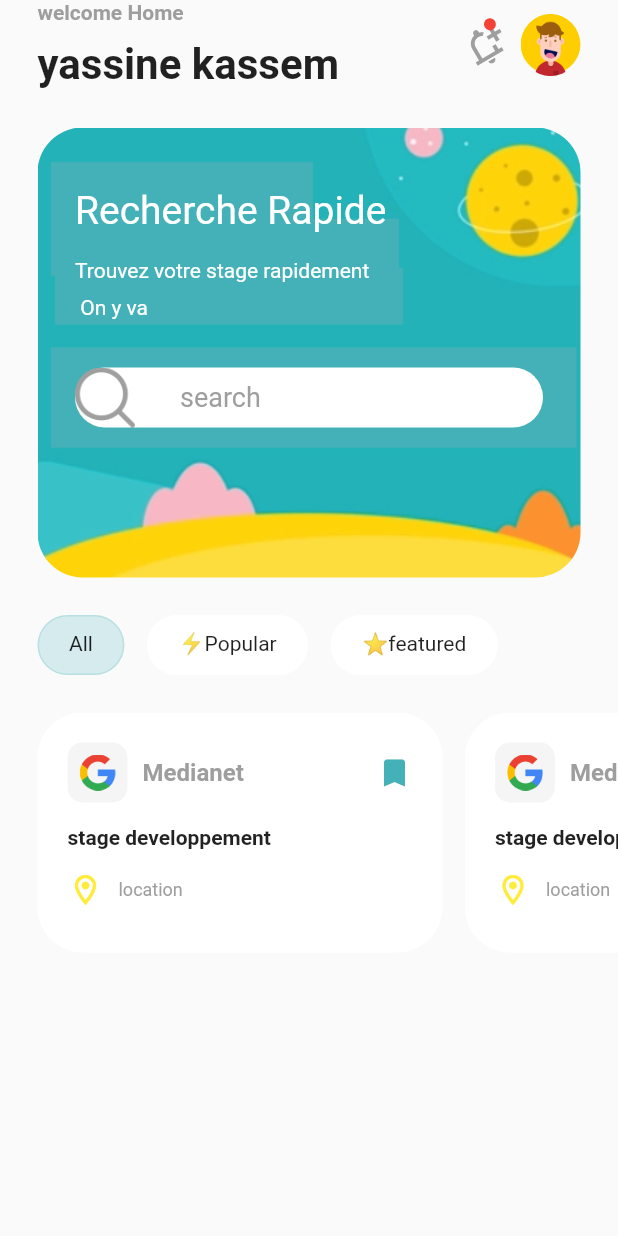
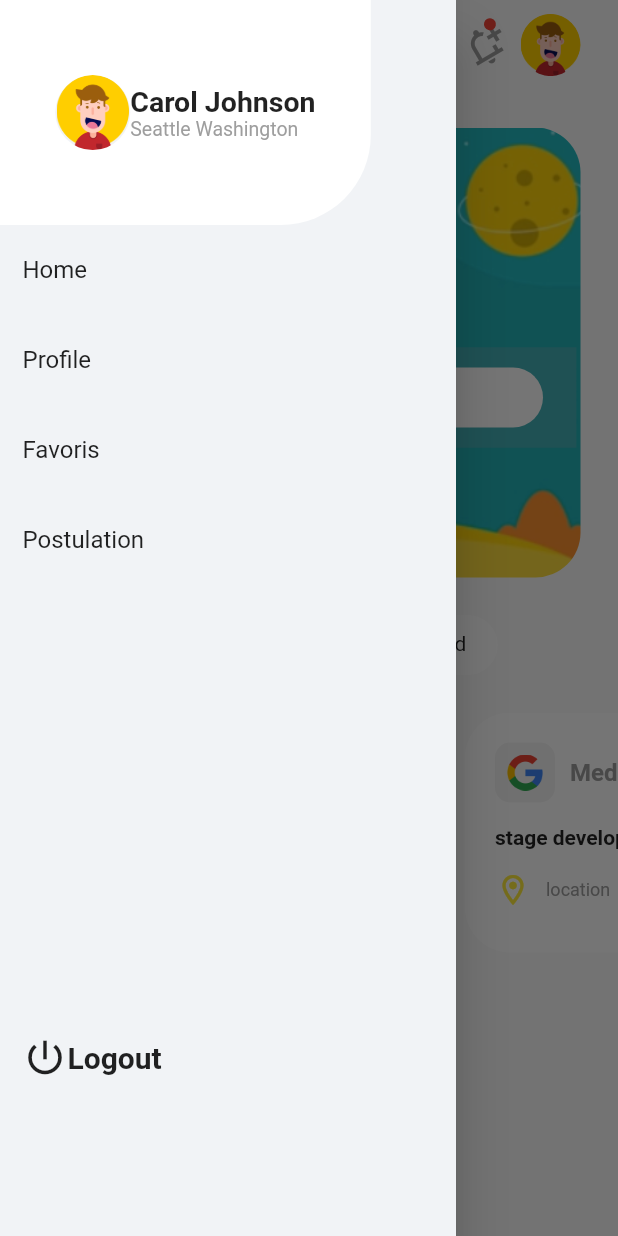
Before and after one commit to YassineKassem/PFEtest, a Flutter app: the AccueilEtd screen opened by its route, with the side drawer open (before the commit the screen has no drawer), on a phone screen of 412 x 824 dp. Run offline on Flutter 3.47's test engine with Material 2 defaults, Android fonts, the phone set to English and light mode, and no system bars; our stand-ins replace animated_theme_switcher, concentric_transition, flutter_screenutil, flutter_svg, line_awesome_flutter, lottie; missing offline and left inert: animator.

Commit message:
welcome update

```diff
--- a/client/lib/AccueilEtd.dart
+++ b/client/lib/AccueilEtd.dart
@@ -3,12 +3,16 @@ import 'package:pfe/welcome_etudiant/home_app_bar.dart';
 import 'package:pfe/welcome_etudiant/search_card.dart';
 import 'package:pfe/welcome_etudiant/stage_list.dart';
 import 'package:pfe/welcome_etudiant/tag_list.dart';
+import 'welcome_etudiant/sidebar/menu2.dart';
 
 class AccueilEtd extends StatelessWidget {
   @override
   Widget build(BuildContext context) {
     return Scaffold(
-      body: Stack(
+      resizeToAvoidBottomInset: false,
+      drawer: const NavigationDrower(),
+      body: SingleChildScrollView(
+        child: Stack(
           children: [
             Column(
               crossAxisAlignment: CrossAxisAlignment.start,
@@ -19,8 +23,8 @@ class AccueilEtd extends StatelessWidget {
                 JobList(),
                 ],
             ),
-
           ],
+        ),
       ),
     );
   }
--- a/client/lib/main.dart
+++ b/client/lib/main.dart
@@ -23,9 +23,9 @@ class MyApp extends StatelessWidget {
               ColorScheme.fromSwatch().copyWith(secondary: Color(0xFFFED408))),
       initialRoute: '/',
       routes: {
-        // When navigating to the "/" route, build the FirstScreen widget.
+
         '/': (context) => ColorLoader3(),
-        // When navigating to the "/second" route, build the SecondScreen widget.
+       // '/': (context) => AccueilEtd(),
         '/login/societe': (context) => MyLogin(),
         '/login/etudiant': (context) => MyLogin(),
         '/register/etudiant': (context) => MyRegister(),
--- a/client/lib/signin.dart
+++ b/client/lib/signin.dart
@@ -21,7 +21,7 @@ class _MyLoginState extends State<MyLogin> {
   Future save(String user) async {
     if (user == "etudiant") {
       final res = await http.post(
-          Uri.parse("http://192.168.1.11:5000/etudiant/login"),
+          Uri.parse("http://192.168.1.3:5000/etudiant/login"),
           headers: <String, String>{
             'Content-Type': 'application/json; charset=UTF-8',
           },
--- /dev/null
+++ b/client/lib/welcome_etudiant/Profile/ProfileScreen.dart
@@ -0,0 +1,12 @@
+import 'package:animated_theme_switcher/animated_theme_switcher.dart';
+import 'package:flutter/material.dart';
+import 'package:flutter_screenutil/flutter_screenutil.dart';
+import 'package:line_awesome_flutter/line_awesome_flutter.dart';
+
+
+class ProfileScreen extends StatelessWidget {
+  @override
+  Widget build(BuildContext context) {
+    return Scaffold(body: Text('profile'),);
+}
+}
--- a/client/lib/welcome_etudiant/home_app_bar.dart
+++ b/client/lib/welcome_etudiant/home_app_bar.dart
@@ -1,6 +1,6 @@
 import 'package:flutter/cupertino.dart';
 import 'package:flutter/material.dart';
-
+import 'package:flutter_svg/flutter_svg.dart';
 class HomeAppBar extends StatelessWidget {
   @override
   Widget build(BuildContext context) {
@@ -14,21 +14,18 @@ class HomeAppBar extends StatelessWidget {
         mainAxisAlignment: MainAxisAlignment.spaceBetween,
         children: [
               Column(
-            crossAxisAlignment: CrossAxisAlignment.start,
                   children: [
-              Text('welcome Home',
-              style: TextStyle(
-                color: Colors.grey ,
-                 fontWeight: FontWeight.bold,
+                    GestureDetector(
+                      onTap: (){Scaffold.of(context).openDrawer();},
+                      child: Container(
+                        alignment: Alignment.center,
+                        height: 42,
+                        width: 42,
+                        decoration: BoxDecoration(
+                          color: Colors.grey,
+                          shape: BoxShape.circle,
                          ),
-                 ),
-              SizedBox(height: 10,),
-
-              Text('yassine kassem',
-              style: TextStyle(
-                fontWeight: FontWeight.bold,
-                fontSize: 28,
-
+                         child: SvgPicture.asset("assets/icons/menu.svg"),
                       ),
                     )
                 ],
--- a/client/lib/welcome_etudiant/search_card.dart
+++ b/client/lib/welcome_etudiant/search_card.dart
@@ -5,9 +5,7 @@ class SearchCard extends StatelessWidget{
 
   @override
   Widget build(BuildContext context){
-    return Flexible(
-      flex: 20,
-      child: Container(
+      return Container(
         margin: EdgeInsets.all(25),
         padding: EdgeInsets.symmetric(
           horizontal: 25,
@@ -60,7 +58,7 @@ class SearchCard extends StatelessWidget{
 
           ],
         ) ,
-      ),
-    );
+      );
+
   }
 }
--- /dev/null
+++ b/client/lib/welcome_etudiant/sidebar/menu2.dart
@@ -0,0 +1,215 @@
+import 'package:flutter/material.dart';
+import '../Profile/ProfileScreen.dart';
+
+class NavigationDrower extends StatefulWidget {
+  const NavigationDrower({ Key? key }) : super(key: key);
+
+  @override
+  State<NavigationDrower> createState() => _NavigationDrowerState();
+}
+
+class _NavigationDrowerState extends State<NavigationDrower> {
+  bool isSelected=false;
+  int nb=-1;
+  @override
+  Widget build(BuildContext context) {
+    return Drawer(
+        child: Material(
+          color:Color(0xfff1f3f6),
+          child: Stack(
+            children: [
+              SingleChildScrollView(
+                child: Column(
+                  children: [
+                    Row(
+                      mainAxisAlignment:MainAxisAlignment.spaceBetween,
+                      children: [
+                        MediaQuery.of(context).orientation== Orientation.portrait ? blocProfilePortrait() : blocProfileLandscape()
+                      ],
+                    ),
+                  Column(
+                      mainAxisAlignment: MainAxisAlignment.center,
+                      children: [
+                        navigatorTitle(name:"Home",key:0,onClick:()=>selectedItem(context,0)),
+                        navigatorTitle(name:"Profile",key:1,onClick:()=>selectedItem(context,0)),
+                        navigatorTitle(name:"Favoris",key:2,onClick:()=>selectedItem(context,0)),
+                        navigatorTitle(name:"Postulation",key:3,onClick:()=>selectedItem(context,0)),
+                      ],
+                    ),
+                    MediaQuery.of(context).orientation== Orientation.portrait ? bloclogoutPortrait() : bloclogoutLandscape()
+
+                ],
+                ),
+              ),
+            ],
+           ),
+          )
+    );
+  }
+
+
+Widget navigatorTitle({required String name,required int key,VoidCallback? onClick})
+  {
+    return InkWell(
+      onTap:onClick,
+      child: Row(
+          children: [
+            (nb==key) ? Container(
+              width: 5,
+              height: 60,
+              color: Color(0xffffac30),
+            ):Container(width: 5,height: 60,),
+            SizedBox(width: 10,height: 60,),
+            Text(name, style: TextStyle(
+              fontSize: 16,
+              fontWeight: (nb==key) ? FontWeight.w700: FontWeight.w400
+            ),)
+          ],
+
+      ),
+    );
+  }
+
+   void selectedItem(BuildContext context, int index) {
+    Navigator.of(context).pop();
+
+    switch (index) {
+      case 0:
+        Navigator.of(context).push(MaterialPageRoute(
+          builder: (context) => ProfileScreen(),
+        ));
+        break;
+    }
+
+}
+
+
+Widget blocProfilePortrait()
+{
+  return  Container(
+                        height: 150,
+                        width: MediaQuery.of(context).size.width*0.6,
+                        decoration: BoxDecoration(
+                          borderRadius: BorderRadius.only(bottomRight: Radius.circular(60)),
+                          color: Colors.white,
+                        ),
+                        child: Center(
+                          child: Row(
+                            mainAxisAlignment: MainAxisAlignment.center,
+                            children: [
+                              Container(
+                                width: 50,
+                                height:50 ,
+                                decoration: BoxDecoration(
+                                  shape:BoxShape.circle,
+                                  color:Color(0xfff1f3f6),
+                                  image: DecorationImage(image: AssetImage('assets/images/avatar.png'),
+                                  fit: BoxFit.contain
+                                  )
+                                  ),
+                              ),
+                          Column(
+                            mainAxisAlignment: MainAxisAlignment.center,
+                            crossAxisAlignment: CrossAxisAlignment.start,
+                            children: [
+                              Text("Carol Johnson", style: TextStyle(
+                                fontSize: 19,
+                                fontWeight: FontWeight.w700
+                              ),),
+                              Text("Seattle Washington", style: TextStyle(
+                                fontSize: 13,
+                                fontWeight: FontWeight.w400,
+                                color: Colors.grey
+                              ),)
+                            ],
+                          )
+                            ]),
+                        ),
+                      );
+}
+
+
+Widget blocProfileLandscape()
+{
+  return  Container(
+                        height: 150,
+                        width: MediaQuery.of(context).size.width*0.3,
+                        decoration: BoxDecoration(
+                          borderRadius: BorderRadius.only(bottomRight: Radius.circular(60)),
+                          color: Colors.white,
+                        ),
+                        child: Center(
+                          child: Row(
+                            mainAxisAlignment: MainAxisAlignment.center,
+                            children: [
+                              Container(
+                                width: 50,
+                                height:50 ,
+                                decoration: BoxDecoration(
+                                  shape:BoxShape.circle,
+                                  color:Color(0xfff1f3f6),
+                                  image: DecorationImage(image: AssetImage('assets/images/avatar.png'),
+                                  fit: BoxFit.contain
+                                  )
+                                  ),
+                              ),
+                          Column(
+                            mainAxisAlignment: MainAxisAlignment.center,
+                            crossAxisAlignment: CrossAxisAlignment.start,
+                            children: [
+                              Text("Carol Johnson", style: TextStyle(
+                                fontSize: 19,
+                                fontWeight: FontWeight.w700
+                              ),),
+                              Text("Seattle Washington", style: TextStyle(
+                                fontSize: 13,
+                                fontWeight: FontWeight.w400,
+                                color: Colors.grey
+                              ),)
+                            ],
+                          )
+                            ]),
+                        ),
+                      );
+}
+Widget bloclogoutPortrait()
+{
+  return  Container(
+                  padding: EdgeInsets.only(top:300,left: 15),
+                  child: Row(
+                    children: [
+                      Icon(
+                        Icons.power_settings_new,
+                        size: 30,
+                      ),
+                      Text("Logout", style: TextStyle(
+                          fontSize: 20,
+                          fontWeight: FontWeight.w700
+                      ),)
+                    ],
+                  ),
+                );
+}
+
+Widget bloclogoutLandscape()
+{
+  return  Container(
+                  padding: EdgeInsets.all(20),
+                  child: Row(
+                    children: [
+                      Icon(
+                        Icons.power_settings_new,
+                        size: 30,
+                      ),
+                      Text("Logout", style: TextStyle(
+                          fontSize: 20,
+                          fontWeight: FontWeight.w700
+                      ),)
+                    ],
+                  ),
+                );
+}
+
+
+
+}
--- a/client/pubspec.yaml
+++ b/client/pubspec.yaml
@@ -34,6 +34,11 @@ dependencies:
   lottie: ^1.2.2
   flutter_bloc: ^8.0.1
   rxdart: ^0.27.3
+  flutter_svg: ^1.0.3
+  line_awesome_flutter: ^2.0.0
+  flutter_screenutil: ^5.3.1
+  animated_theme_switcher: ^2.0.6
+  theme_provider: ^0.5.0
 
 
 
```
Also changed, not shown: client/assets/icons/menu.svg (added), client/pubspec.lock. Lines whose indentation alone changed are shown as unchanged.
